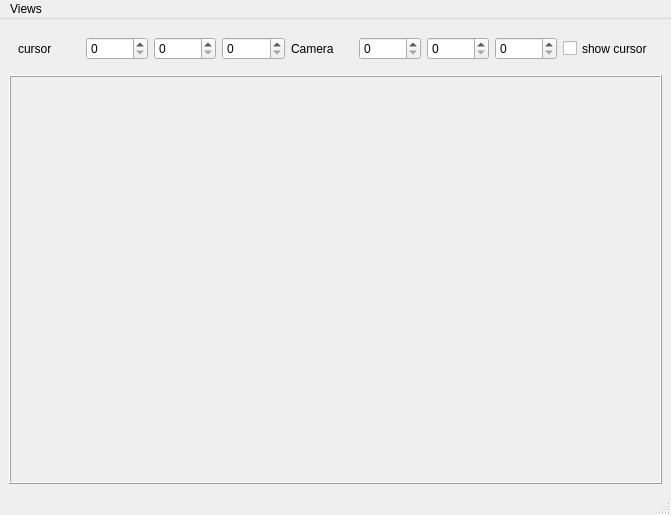
The window that main/GLvlView.ui (DerOrfa/virgil) describes before a commit, drawn with Qt 5.
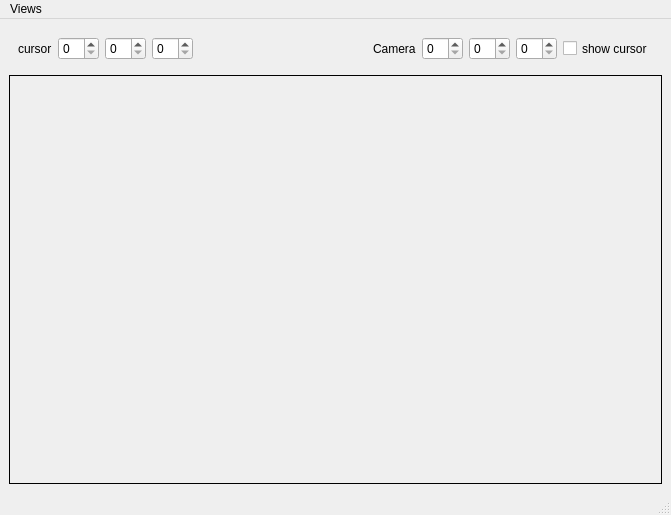
The same window after the commit.

Commit message: ignore ESC in the GL widgets

The edit to the form file:
```diff
--- a/main/GLvlView.ui
+++ b/main/GLvlView.ui
@@ -49,6 +49,19 @@
        <item>
         <widget class="QSpinBox" name="zCoordAim"/>
        </item>
+       <item>
+        <spacer name="horizontalSpacer">
+         <property name="orientation">
+          <enum>Qt::Horizontal</enum>
+         </property>
+         <property name="sizeHint" stdset="0">
+          <size>
+           <width>93</width>
+           <height>20</height>
+          </size>
+         </property>
+        </spacer>
+       </item>
        <item>
         <widget class="QLabel" name="label_2">
          <property name="text">
@@ -90,10 +103,7 @@
        </sizepolicy>
       </property>
       <property name="frameShape">
-       <enum>QFrame::Box</enum>
-      </property>
-      <property name="frameShadow">
-       <enum>QFrame::Raised</enum>
+       <enum>QFrame::Panel</enum>
       </property>
      </widget>
     </item>
```
Left out of the diff: 5 changed lines with no effect on the pictures. The commit also changes 2 other files.
